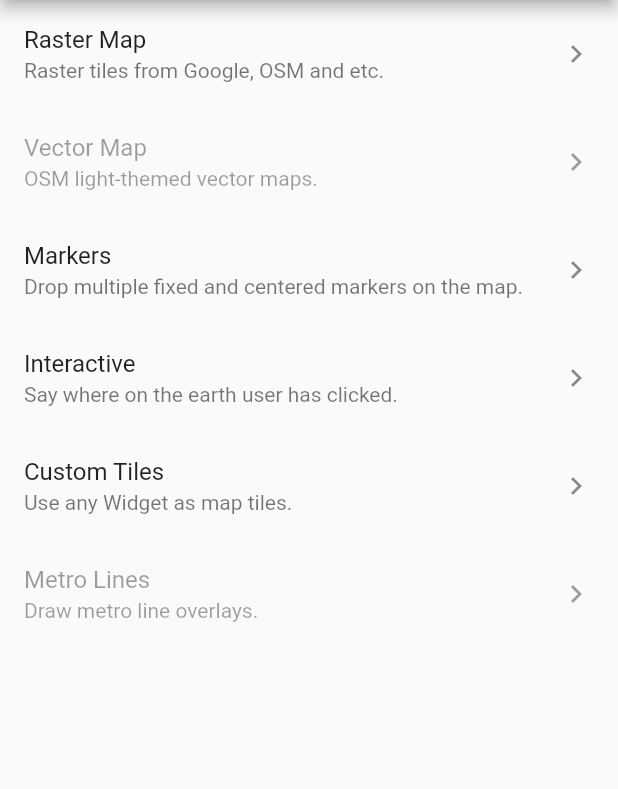
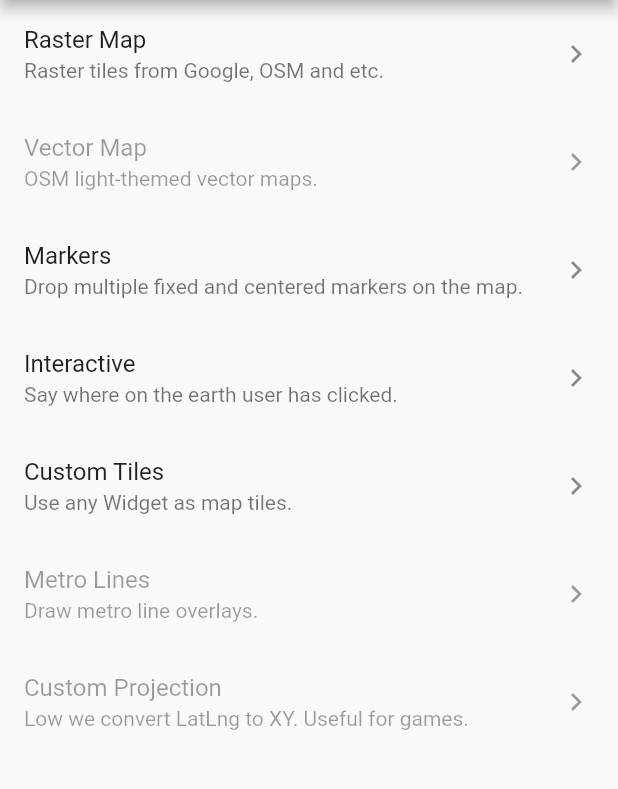
Before and after one commit to xclud/flutter_map, a Flutter app: the screen it shows after launch, on a phone screen of 412 x 824 dp, the part 84-873 px from its top. Run offline on Flutter 3.47's test engine with Material 2 defaults, Android fonts, the phone set to English and light mode, and no system bars; our stand-ins replace cached_network_image, fixnum; missing offline and left inert: latlng, protobuf; key blocks and very long unbroken strings in the code were emptied for the run.

Commit message:
Custom Projection menu item.

```diff
--- a/example/lib/main.dart
+++ b/example/lib/main.dart
@@ -73,6 +73,13 @@ class _HomePageState extends State<HomePage> {
             onTap: _showNotImplemented,
             enabled: false,
           ),
+          ListTile(
+            title: Text('Custom Projection'),
+            subtitle: Text('Low we convert LatLng to XY. Useful for games.'),
+            trailing: Icon(Icons.chevron_right_sharp),
+            onTap: _showNotImplemented,
+            enabled: false,
+          ),
         ],
       ),
     );
```
